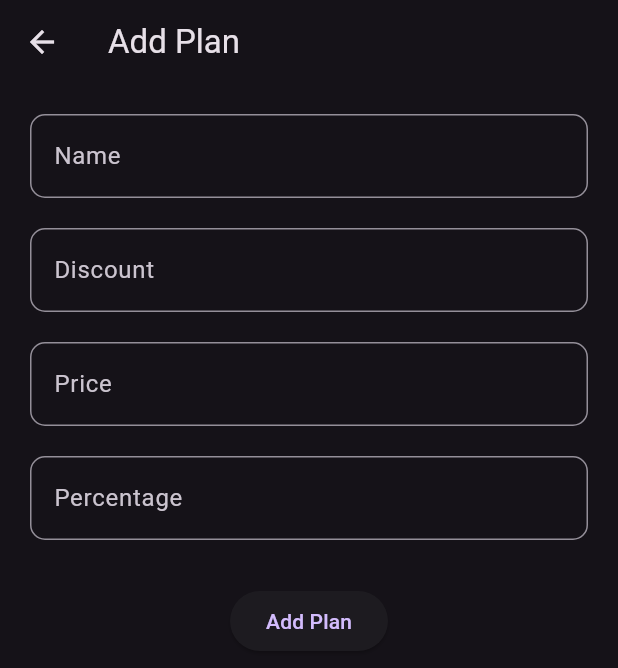
After one commit to mah97moud/s_task, a Flutter app: the screen it shows after launch, after a tap on "Add Plan", on a phone screen of 412 x 824 dp. The commit adds this screen. Shown: the top 668 px of the screen. Run offline on Flutter 3.47's test engine with Material 3 defaults, Android fonts, the phone set to English and light mode, and no system bars; our stand-ins replace bloc, dio, equatable, flutter_bloc, freezed_annotation, get_it and 2 more; generated files the repository leaves out were written again; network calls fail.

Commit message:
update ui in add edit plan view

```diff
--- a/lib/core/app/network/app_service_client.dart
+++ b/lib/core/app/network/app_service_client.dart
@@ -28,8 +28,10 @@ abstract class AppServiceClient {
   Future<GeneralResponse> deletePlan(
     @Path('id') String id,
   );
+
   @PUT('${EndPoints.plans}/{id}')
-  Future<GeneralResponse> updatePlan(
+  Future<int> updatePlan(
     @Path('id') String id,
+    @Body() Map<String, dynamic> body,
   );
 }
--- a/lib/core/app/network/app_source/app_source.dart
+++ b/lib/core/app/network/app_source/app_source.dart
@@ -12,4 +12,8 @@ abstract class AppSource {
   Future<GeneralResponse> deletePlan({
     required String id,
   });
+  Future<GeneralResponse> updatePlan({
+    required String id,
+    required Map<String, dynamic> body,
+  });
 }
--- /dev/null
+++ b/lib/features/home/managers/add_plan_cubit/add_edit_plan_cubit.dart
@@ -0,0 +1,61 @@
+import 'package:bloc/bloc.dart';
+import 'package:equatable/equatable.dart';
+import 'package:s_task/core/helpers/result.dart';
+import 'package:s_task/features/home/data/models/plan_model/plan_data_model.dart';
+
+import '../../../../core/app/network/repository/repository.dart';
+
+part 'add_edit_plan_state.dart';
+
+class AddEditPlanCubit extends Cubit<AddEditPlanState> {
+  AddEditPlanCubit(this._repository) : super(AddEditPlanInitial());
+
+  final Repository _repository;
+
+  void addState() {
+    emit(AddEditPlanAddState());
+  }
+
+  Future<void> editState(PlanDataModel plan) async {
+    await Future.delayed(const Duration(milliseconds: 10));
+    emit(AddEditPlanEditState(plan: plan));
+  }
+
+  init(PlanDataModel? editPlan) {
+    if (editPlan != null) {
+      editState(editPlan);
+    } else {
+      addState();
+    }
+  }
+
+  Future<void> addPlan({required Map<String, dynamic> body}) async {
+    emit(AddEditPlanLoading());
+
+    final result = await _repository.addPlan(
+      body: body,
+    );
+
+    result.when(
+      success: (success) => emit(AddEditPlanSuccess(message: success.message)),
+      failure: (failure, message) => emit(AddEditPlanFailure(message: message)),
+    );
+  }
+
+  Future<void> editPlan({
+    required String id,
+    required Map<String, dynamic> body,
+  }) async {
+    emit(AddEditPlanLoading());
+
+    final result = await _repository.updatePlan(
+      id: id,
+      body: body,
+    );
+
+    result.when(
+      success: (success) => emit(AddEditPlanSuccess(message: success.message)),
+      failure: (failure, message) => emit(AddEditPlanFailure(message: message)),
+    );
+  }
+}
--- /dev/null
+++ b/lib/features/home/managers/add_plan_cubit/add_edit_plan_state.dart
@@ -0,0 +1,41 @@
+part of 'add_edit_plan_cubit.dart';
+
+sealed class AddEditPlanState extends Equatable {
+  const AddEditPlanState();
+
+  @override
+  List<Object> get props => [];
+}
+
+final class AddEditPlanInitial extends AddEditPlanState {}
+
+final class AddEditPlanAddState extends AddEditPlanState {}
+
+final class AddEditPlanEditState extends AddEditPlanState {
+  final PlanDataModel plan;
+
+  const AddEditPlanEditState({required this.plan});
+
+  @override
+  List<Object> get props => [plan];
+}
+
+final class AddEditPlanLoading extends AddEditPlanState {}
+
+final class AddEditPlanSuccess extends AddEditPlanState {
+  final String message;
+
+  const AddEditPlanSuccess({required this.message});
+
+  @override
+  List<Object> get props => [message];
+}
+
+final class AddEditPlanFailure extends AddEditPlanState {
+  final String message;
+
+  const AddEditPlanFailure({required this.message});
+
+  @override
+  List<Object> get props => [message];
+}
--- /dev/null
+++ b/lib/features/home/presentation/add_edit_plan_view.dart
@@ -0,0 +1,117 @@
+import 'package:flutter/material.dart';
+import 'package:flutter_bloc/flutter_bloc.dart';
+import 'package:s_task/core/extensions/context_ex.dart';
+import 'package:s_task/features/home/presentation/widgets/plan_discount_form_field.dart';
+import 'package:s_task/features/home/presentation/widgets/plan_name_form_field.dart';
+import 'package:s_task/features/home/presentation/widgets/plan_percentage_form_field.dart';
+import 'package:s_task/features/home/presentation/widgets/save_plan_button.dart';
+
+import '../../../core/app/di.dart';
+import '../data/models/plan_model/plan_data_model.dart';
+import '../managers/add_plan_cubit/add_edit_plan_cubit.dart';
+import 'widgets/plan_price_form_field.dart';
+
+class AddEditPlanView extends StatefulWidget {
+  const AddEditPlanView({Key? key, this.editPlan}) : super(key: key);
+  final PlanDataModel? editPlan;
+
+  @override
+  State<AddEditPlanView> createState() => _AddEditPlanViewState();
+}
+
+class _AddEditPlanViewState extends State<AddEditPlanView> {
+  final _formKey = GlobalKey<FormState>();
+  late final TextEditingController _nameController;
+  late final TextEditingController _disController;
+  late final TextEditingController _priceController;
+  late final TextEditingController _percentageController;
+
+  @override
+  void initState() {
+    super.initState();
+    _nameController = TextEditingController();
+    _disController = TextEditingController();
+    _priceController = TextEditingController();
+    _percentageController = TextEditingController();
+  }
+
+  @override
+  void dispose() {
+    _nameController.dispose();
+    _disController.dispose();
+    _priceController.dispose();
+    _percentageController.dispose();
+    super.dispose();
+  }
+
+  @override
+  Widget build(BuildContext context) {
+    return BlocProvider(
+      create: (context) => AddEditPlanCubit(
+        di(),
+      )..init(widget.editPlan),
+      child: BlocConsumer<AddEditPlanCubit, AddEditPlanState>(
+        listener: (context, state) async {
+          final currentState = state;
+          final readAddEditCubit = context.read<AddEditPlanCubit>();
+
+          if (currentState is AddEditPlanEditState) {
+            var plan = currentState.plan;
+            _nameController.text = plan.name;
+            _disController.text = plan.discount.toString();
+            _priceController.text = plan.price.toString();
+            _percentageController.text = plan.percentage1.toString();
+          }
+
+          if (state is AddEditPlanSuccess) {
+            context.showSnackBar(state.message);
+            Navigator.pop(context, true);
+          } else if (state is AddEditPlanFailure) {
+            context.showSnackBar(state.message);
+            await readAddEditCubit.init(widget.editPlan);
+          } else if (state is AddEditPlanLoading) {
+            context.showLoadingSnackBar('Loading...');
+          }
+        },
+        builder: (context, state) {
+          return Scaffold(
+            appBar: AppBar(
+              title: widget.editPlan != null
+                  ? const Text('Edit Plan')
+                  : const Text('Add Plan'),
+            ),
+            body: Form(
+              key: _formKey,
+              child: Padding(
+                  padding: const EdgeInsets.all(20.0),
+                  child: SingleChildScrollView(
+                    child: Column(
+                      children: [
+                        PlanNameFormField(nameController: _nameController),
+                        const SizedBox(height: 20.0),
+                        PlanDiscountFormField(disController: _disController),
+                        const SizedBox(height: 20.0),
+                        PlanPriceFormField(priceController: _priceController),
+                        const SizedBox(height: 20.0),
+                        PlanPercentageFormField(
+                          percentageController: _percentageController,
+                        ),
+                        const SizedBox(height: 30.0),
+                        SavePlanButton(
+                          formKey: _formKey,
+                          nameController: _nameController,
+                          disController: _disController,
+                          priceController: _priceController,
+                          percentageController: _percentageController,
+                          editPlan: widget.editPlan,
+                        ),
+                      ],
+                    ),
+                  )),
+            ),
+          );
+        },
+      ),
+    );
+  }
+}
--- a/lib/features/home/presentation/widgets/add_plan_floating_action.dart
+++ b/lib/features/home/presentation/widgets/add_plan_floating_action.dart
@@ -1,6 +1,6 @@
 import 'package:flutter/material.dart';
 import 'package:flutter_bloc/flutter_bloc.dart';
-import 'package:s_task/features/home/presentation/add_plan_view.dart';
+import 'package:s_task/features/home/presentation/add_edit_plan_view.dart';
 
 import '../../managers/plans_cubit/plans_cubit.dart';
 
@@ -18,7 +18,7 @@ class AddPlanFloatingAction extends StatelessWidget {
             final readHomeCubit = context.read<PlansCubit>();
             final result = await Navigator.of(context).push(
               MaterialPageRoute(
-                builder: (context) => const AddPlanView(),
+                builder: (context) => const AddEditPlanView(),
               ),
             );
 
--- a/lib/features/home/presentation/widgets/plan_card.dart
+++ b/lib/features/home/presentation/widgets/plan_card.dart
@@ -1,6 +1,8 @@
 import 'package:flutter/material.dart';
 import 'package:s_task/features/home/data/models/plan_model/plan_data_model.dart';
 import 'package:s_task/features/home/presentation/widgets/delete_plan_button.dart';
+
+import 'edit_plan_button.dart';
 
 class PlanCard extends StatelessWidget {
   const PlanCard({
@@ -23,6 +25,7 @@ class PlanCard extends StatelessWidget {
               children: [
                 Text(plan.name),
                 const Spacer(),
+                EditPlanButton(plan: plan),
                 DeletePlanButton(plan: plan)
               ],
             ),
--- /dev/null
+++ b/lib/features/home/presentation/widgets/save_plan_button.dart
@@ -0,0 +1,59 @@
+import 'package:flutter/material.dart';
+import 'package:flutter_bloc/flutter_bloc.dart';
+import 'package:s_task/features/home/data/models/plan_model/plan_data_model.dart';
+import 'package:s_task/features/home/managers/add_plan_cubit/add_edit_plan_cubit.dart';
+
+class SavePlanButton extends StatelessWidget {
+  const SavePlanButton({
+    super.key,
+    required GlobalKey<FormState> formKey,
+    required TextEditingController nameController,
+    required TextEditingController disController,
+    required TextEditingController priceController,
+    required TextEditingController percentageController,
+    required this.editPlan,
+  })  : _formKey = formKey,
+        _nameController = nameController,
+        _disController = disController,
+        _priceController = priceController,
+        _percentageController = percentageController;
+
+  final GlobalKey<FormState> _formKey;
+  final TextEditingController _nameController;
+  final TextEditingController _disController;
+  final TextEditingController _priceController;
+  final TextEditingController _percentageController;
+  final PlanDataModel? editPlan;
+
+  @override
+  Widget build(BuildContext context) {
+    return ElevatedButton(
+      onPressed: () {
+        if (_formKey.currentState!.validate()) {
+          final cubit = context.read<AddEditPlanCubit>();
+          final name = _nameController.text;
+          final dis = int.tryParse(_disController.text);
+          final price = int.tryParse(_priceController.text);
+          final percentage = _percentageController.text;
+
+          final body = {
+            "nameChannel": name,
+            "name": name.toLowerCase(),
+            "discount": dis ?? 0,
+            "price": price ?? 0,
+            "percentage1": percentage,
+          };
+          if (editPlan != null) {
+            cubit.editPlan(id: editPlan?.id.toString() ?? '0', body: body);
+          } else {
+            cubit.addPlan(
+              body: body,
+            );
+          }
+        }
+      },
+      child:
+          editPlan == null ? const Text('Add Plan') : const Text('Update Plan'),
+    );
+  }
+}
```
Also changed, not shown: lib/core/app/network/app_source/app_source_impl.dart (+21 -0 lines), lib/core/app/network/repository/repository.dart (+7 -0 lines), lib/features/home/managers/add_plan_cubit/add_plan_cubit.dart (deleted, +0 -26 lines), lib/features/home/managers/add_plan_cubit/add_plan_state.dart (deleted, +0 -30 lines), lib/features/home/presentation/add_plan_view.dart (deleted, +0 -114 lines), lib/features/home/presentation/widgets/edit_plan_button.dart (added, +31 -0 lines), lib/features/home/repository/repository_impl.dart (+26 -3 lines), lib/core/app/network/app_service_client.g.dart.
